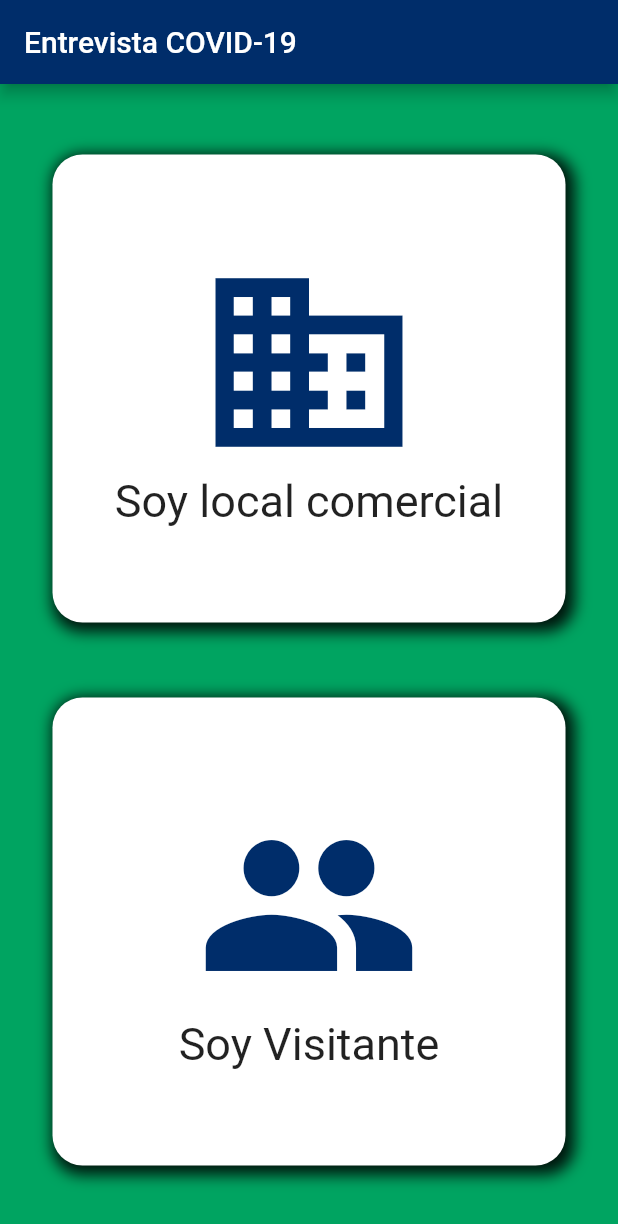
After one commit to satico0518/customers, a Flutter app: the screen it shows after launch, on a phone screen of 412 x 824 dp. The commit adds this screen. Shown: the top 1224 px of the screen. Run offline on Flutter 3.47's test engine with Material 2 defaults, Android fonts, the phone set to English and light mode, and no system bars; our stand-ins replace qr_flutter, sqflite; accounts and stored records are empty.

Commit message:
home page

```diff
--- a/lib/main.dart
+++ b/lib/main.dart
@@ -1,6 +1,8 @@
 import 'package:customers/src/bloc/provider.dart';
 import 'package:customers/src/pages/form-page.dart';
+import 'package:customers/src/pages/home-page.dart';
 import 'package:customers/src/pages/qr-page.dart';
+import 'package:customers/src/pages/qr-reader-page.dart';
 import 'package:customers/src/pages/signature-pad.dart';
 import 'package:customers/src/pages/signature.dart';
 import 'package:flutter/material.dart';
@@ -15,13 +17,16 @@ class MyApp extends StatelessWidget {
           debugShowCheckedModeBanner: false,
           title: 'Clientes Comercio',
           theme: ThemeData(
-            primaryColor: Colors.purple,
+            primaryColor: Color(0xff002d6a),
+            secondaryHeaderColor: Color(0xff00a461)
           ),
-          initialRoute: FormPage.routeName,
+          initialRoute: HomePage.routeName,
           routes: {
+            HomePage.routeName: (BuildContext context) => HomePage(),
             FormPage.routeName: (BuildContext context) => FormPage(),
             SignaturePage.routeName: (BuildContext context) => SignaturePage(),
             QRCodePage.routeName: (BuildContext context) => QRCodePage(),
+            QRReaderPage.routeName: (BuildContext context) => QRReaderPage(),
             Signature.routeName: (BuildContext context) => Signature(controller: new SignatureController())
           }),
     );
--- /dev/null
+++ b/lib/src/pages/home-page.dart
@@ -0,0 +1,82 @@
+import 'package:customers/src/pages/form-page.dart';
+import 'package:customers/src/pages/qr-reader-page.dart';
+import 'package:flutter/material.dart';
+
+class HomePage extends StatelessWidget {
+  static final String routeName = 'home';
+
+  @override
+  Widget build(BuildContext context) {
+    final screenSize = MediaQuery.of(context).size;
+    return SafeArea(
+      child: Scaffold(
+        appBar: AppBar(
+          title: Text('Entrevista COVID-19'),
+        ),
+        body: Container(
+          width: screenSize.width,
+          decoration:
+              BoxDecoration(color: Theme.of(context).secondaryHeaderColor),
+          child: Column(
+            mainAxisAlignment: MainAxisAlignment.center,
+            children: <Widget>[
+              GestureDetector(
+                onTap: () => Navigator.pushNamed(context, QRReaderPage.routeName),
+                child: _getContainer(
+                    screenSize,
+                    Icon(
+                      Icons.business,
+                      size: 150,
+                      color: Theme.of(context).primaryColor,
+                    ),
+                    'Soy local comercial'),
+              ),
+              SizedBox(
+                height: 50,
+              ),
+              GestureDetector(
+                onTap: () => Navigator.pushNamed(context, FormPage.routeName),
+                              child: _getContainer(
+                    screenSize,
+                    Icon(
+                      Icons.people,
+                      size: 150,
+                      color: Theme.of(context).primaryColor,
+                    ),
+                    'Soy Visitante'),
+              )
+            ],
+          ),
+        ),
+      ),
+    );
+  }
+
+  Container _getContainer(dynamic screenSize, Icon icon, String text) {
+    return Container(
+      decoration: BoxDecoration(
+          color: Colors.white,
+          borderRadius: BorderRadius.circular(20),
+          boxShadow: [
+            BoxShadow(
+                color: Colors.black87,
+                spreadRadius: 3,
+                blurRadius: 8,
+                offset: Offset(3, 3))
+          ]),
+      height: (screenSize.height / 2) - 100,
+      width: screenSize.width - 70,
+      child: Column(
+        mainAxisAlignment: MainAxisAlignment.center,
+        children: <Widget>[
+          icon,
+          Text(
+            text,
+            style: TextStyle(
+                fontSize: 30, color: Colors.black87, fontFamily: 'Roboto'),
+          ),
+        ],
+      ),
+    );
+  }
+}
--- a/lib/src/pages/qr-page.dart
+++ b/lib/src/pages/qr-page.dart
@@ -31,7 +31,7 @@ class _QRCodePageState extends State<QRCodePage> {
                   color: Colors.grey[50],
                   // child: Image.memory(image)
                   child: QrImage(
-                    foregroundColor: Colors.purple[900],
+                    foregroundColor: Theme.of(context).secondaryHeaderColor,
                     data: args.toString(),
                     version: QrVersions.auto,
                     size: MediaQuery.of(context).size.width * .9,
--- /dev/null
+++ b/lib/src/pages/qr-reader-page.dart
@@ -0,0 +1,18 @@
+import 'package:flutter/material.dart';
+
+class QRReaderPage extends StatefulWidget {
+  static final String routeName = 'qrreader';
+
+  @override
+  _QRReaderPageState createState() => _QRReaderPageState();
+}
+
+class _QRReaderPageState extends State<QRReaderPage> {
+  @override
+  Widget build(BuildContext context) {
+    return Scaffold(
+      appBar: AppBar(title: Text('leer codigo qr'),),
+       body: Center(child: Text('qr reader'),),
+    );
+  }
+}
```
